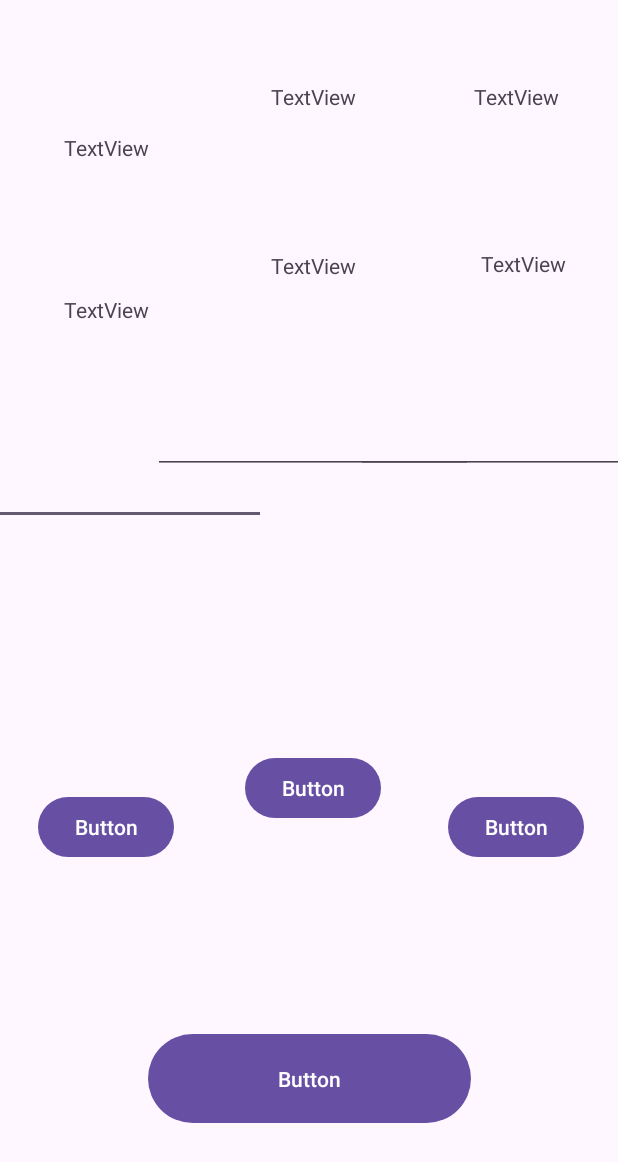
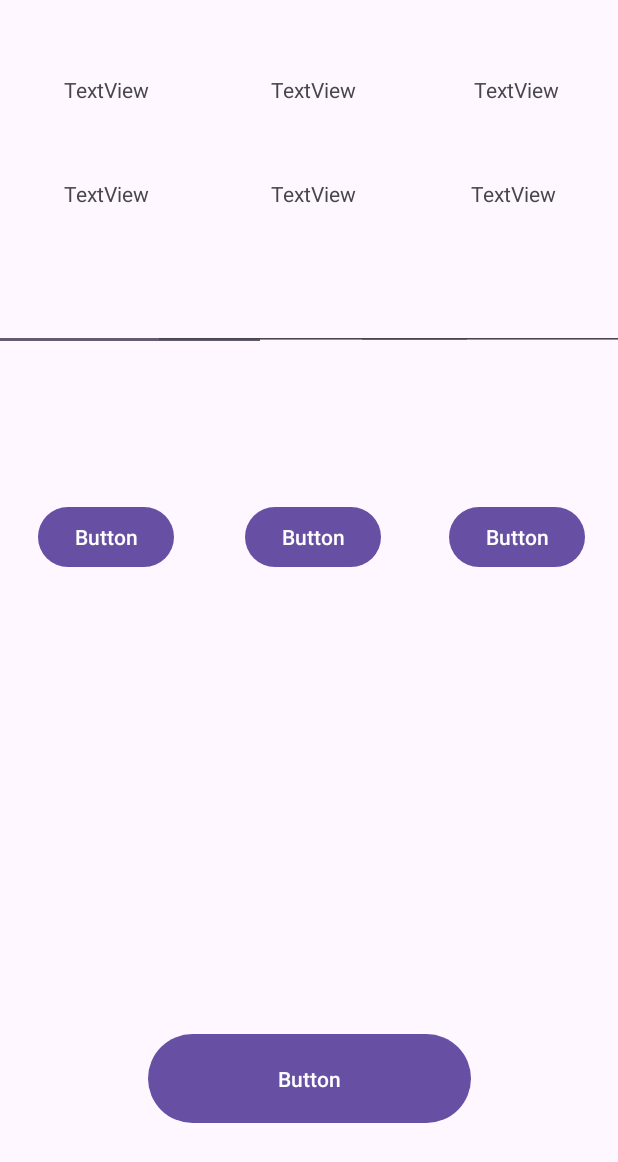
Before and after one commit to yk4716/Ex0608, an Android app: the screen it shows after launch (MainActivity), on a phone screen of 412 x 824 dp. Shown: the top 1162 px of the screen. Run offline under Robolectric (Android 15) with nearby library versions, the phone set to English and light mode, and no system bars.

Commit message:
Design completion 2.0

```diff
--- a/app/src/main/res/layout/activity_main.xml
+++ b/app/src/main/res/layout/activity_main.xml
@@ -27,7 +27,7 @@
         app:layout_constraintGuide_end="210dp" />
 
     <TextView
-        android:id="@+id/textView"
+        android:id="@+id/tV1down"
         android:layout_width="wrap_content"
         android:layout_height="wrap_content"
         android:layout_marginTop="50dp"
@@ -35,15 +35,14 @@
         app:layout_constraintBottom_toTopOf="@+id/editTextNumberPassword"
         app:layout_constraintEnd_toStartOf="@+id/guideline5"
         app:layout_constraintStart_toStartOf="parent"
-        app:layout_constraintTop_toBottomOf="@+id/textView2" />
+        app:layout_constraintTop_toBottomOf="@+id/tV1up" />
 
     <TextView
-        android:id="@+id/textView2"
+        android:id="@+id/tV1up"
         android:layout_width="wrap_content"
         android:layout_height="wrap_content"
         android:layout_marginTop="50dp"
         android:text="TextView"
-        app:layout_constraintBottom_toTopOf="@+id/textView"
         app:layout_constraintEnd_toStartOf="@+id/guideline5"
         app:layout_constraintStart_toStartOf="parent"
         app:layout_constraintTop_toTopOf="parent" />
@@ -55,17 +54,15 @@
         android:layout_marginTop="50dp"
         android:ems="10"
         android:inputType="numberPassword"
-        app:layout_constraintBottom_toTopOf="@+id/imageView"
         app:layout_constraintEnd_toStartOf="@+id/guideline5"
         app:layout_constraintStart_toStartOf="parent"
-        app:layout_constraintTop_toBottomOf="@+id/textView" />
+        app:layout_constraintTop_toBottomOf="@+id/tV1down" />
 
     <ImageView
         android:id="@+id/imageView"
         android:layout_width="wrap_content"
         android:layout_height="wrap_content"
         android:layout_marginTop="50dp"
-        app:layout_constraintBottom_toTopOf="@+id/button2"
         app:layout_constraintEnd_toStartOf="@+id/guideline5"
         app:layout_constraintStart_toStartOf="parent"
         app:layout_constraintTop_toBottomOf="@+id/editTextNumberPassword"
@@ -77,7 +74,6 @@
         android:layout_height="wrap_content"
         android:layout_marginTop="50dp"
         android:text="Button"
-        app:layout_constraintBottom_toTopOf="@+id/guideline"
         app:layout_constraintEnd_toStartOf="@+id/guideline5"
         app:layout_constraintStart_toStartOf="parent"
         app:layout_constraintTop_toBottomOf="@+id/imageView" />
@@ -90,29 +86,24 @@
         app:layout_constraintGuide_percent="0.99" />
 
     <TextView
-        android:id="@+id/textView3"
+        android:id="@+id/tV3down"
         android:layout_width="wrap_content"
         android:layout_height="wrap_content"
         android:layout_marginTop="50dp"
         android:text="TextView"
-        app:layout_constraintBottom_toTopOf="@+id/editTextNumberPassword"
         app:layout_constraintEnd_toStartOf="@+id/guideline3"
-        app:layout_constraintHorizontal_bias="0.59"
         app:layout_constraintStart_toStartOf="@+id/guideline6"
-        app:layout_constraintTop_toBottomOf="@+id/textView2"
-        app:layout_constraintVertical_bias="0.065" />
+        app:layout_constraintTop_toBottomOf="@+id/tV3up" />
 
     <TextView
-        android:id="@+id/textView4"
+        android:id="@+id/tV3up"
         android:layout_width="wrap_content"
         android:layout_height="wrap_content"
         android:layout_marginTop="50dp"
         android:text="TextView"
-        app:layout_constraintBottom_toTopOf="@+id/textView"
         app:layout_constraintEnd_toEndOf="parent"
         app:layout_constraintStart_toStartOf="@+id/guideline6"
-        app:layout_constraintTop_toTopOf="parent"
-        app:layout_constraintVertical_bias="0.036" />
+        app:layout_constraintTop_toTopOf="parent" />
 
     <EditText
         android:id="@+id/editTextNumberPassword2"
@@ -121,22 +112,18 @@
         android:layout_marginTop="50dp"
         android:ems="10"
         android:inputType="numberPassword"
-        app:layout_constraintBottom_toTopOf="@+id/imageView"
         app:layout_constraintEnd_toEndOf="parent"
         app:layout_constraintStart_toStartOf="@+id/guideline6"
-        app:layout_constraintTop_toBottomOf="@+id/textView"
-        app:layout_constraintVertical_bias="0.036" />
+        app:layout_constraintTop_toBottomOf="@+id/tV3down" />
 
     <ImageView
         android:id="@+id/imageView2"
         android:layout_width="wrap_content"
         android:layout_height="wrap_content"
         android:layout_marginTop="50dp"
-        app:layout_constraintBottom_toTopOf="@+id/button2"
         app:layout_constraintEnd_toStartOf="@+id/guideline6"
         app:layout_constraintStart_toStartOf="@+id/guideline5"
-        app:layout_constraintTop_toBottomOf="@+id/editTextNumberPassword2"
-        app:layout_constraintVertical_bias="0.05"
+        app:layout_constraintTop_toBottomOf="@+id/editTextNumberPassword3"
         tools:srcCompat="@tools:sample/avatars" />
 
     <Button
@@ -145,11 +132,9 @@
         android:layout_height="wrap_content"
         android:layout_marginTop="50dp"
         android:text="Button"
-        app:layout_constraintBottom_toTopOf="@+id/guideline"
         app:layout_constraintEnd_toStartOf="@+id/guideline6"
         app:layout_constraintStart_toStartOf="@+id/guideline5"
-        app:layout_constraintTop_toBottomOf="@+id/imageView"
-        app:layout_constraintVertical_bias="0.166" />
+        app:layout_constraintTop_toBottomOf="@+id/imageView2" />
 
     <androidx.constraintlayout.widget.Guideline
         android:id="@+id/guideline5"
@@ -159,39 +144,33 @@
         app:layout_constraintGuide_percent="0.34306568" />
 
     <TextView
-        android:id="@+id/textView6"
+        android:id="@+id/tV2up"
         android:layout_width="wrap_content"
         android:layout_height="wrap_content"
         android:layout_marginTop="50dp"
         android:text="TextView"
-        app:layout_constraintBottom_toTopOf="@+id/textView"
         app:layout_constraintEnd_toStartOf="@+id/guideline6"
         app:layout_constraintStart_toStartOf="@+id/guideline5"
-        app:layout_constraintTop_toTopOf="parent"
-        app:layout_constraintVertical_bias="0.036" />
+        app:layout_constraintTop_toTopOf="parent" />
 
     <TextView
-        android:id="@+id/textView5"
+        android:id="@+id/tV2down"
         android:layout_width="wrap_content"
         android:layout_height="wrap_content"
         android:layout_marginTop="50dp"
         android:text="TextView"
-        app:layout_constraintBottom_toTopOf="@+id/editTextNumberPassword"
         app:layout_constraintEnd_toStartOf="@+id/guideline6"
         app:layout_constraintStart_toStartOf="@+id/guideline5"
-        app:layout_constraintTop_toBottomOf="@+id/textView2"
-        app:layout_constraintVertical_bias="0.072" />
+        app:layout_constraintTop_toBottomOf="@+id/tV1up" />
 
     <ImageView
         android:id="@+id/imageView3"
         android:layout_width="wrap_content"
         android:layout_height="wrap_content"
         android:layout_marginTop="50dp"
-        app:layout_constraintBottom_toTopOf="@+id/button2"
         app:layout_constraintEnd_toEndOf="parent"
         app:layout_constraintStart_toStartOf="@+id/guideline6"
         app:layout_constraintTop_toBottomOf="@+id/editTextNumberPassword2"
-        app:layout_constraintVertical_bias="0.05"
         tools:srcCompat="@tools:sample/avatars" />
 
     <Button
@@ -200,10 +179,10 @@
         android:layout_height="wrap_content"
         android:layout_marginTop="50dp"
         android:text="Button"
-        app:layout_constraintBottom_toTopOf="@+id/guideline"
         app:layout_constraintEnd_toEndOf="parent"
+        app:layout_constraintHorizontal_bias="0.508"
         app:layout_constraintStart_toStartOf="@+id/guideline6"
-        app:layout_constraintTop_toBottomOf="@+id/imageView" />
+        app:layout_constraintTop_toBottomOf="@+id/imageView3" />
 
     <EditText
         android:id="@+id/editTextNumberPassword3"
@@ -212,11 +191,9 @@
         android:layout_marginTop="50dp"
         android:ems="10"
         android:inputType="numberPassword"
-        app:layout_constraintBottom_toTopOf="@+id/imageView"
         app:layout_constraintEnd_toStartOf="@+id/guideline6"
         app:layout_constraintStart_toStartOf="@+id/guideline5"
-        app:layout_constraintTop_toBottomOf="@+id/textView"
-        app:layout_constraintVertical_bias="0.036" />
+        app:layout_constraintTop_toBottomOf="@+id/tV2down" />
 
     <androidx.constraintlayout.widget.Guideline
         android:id="@+id/guideline6"
```
